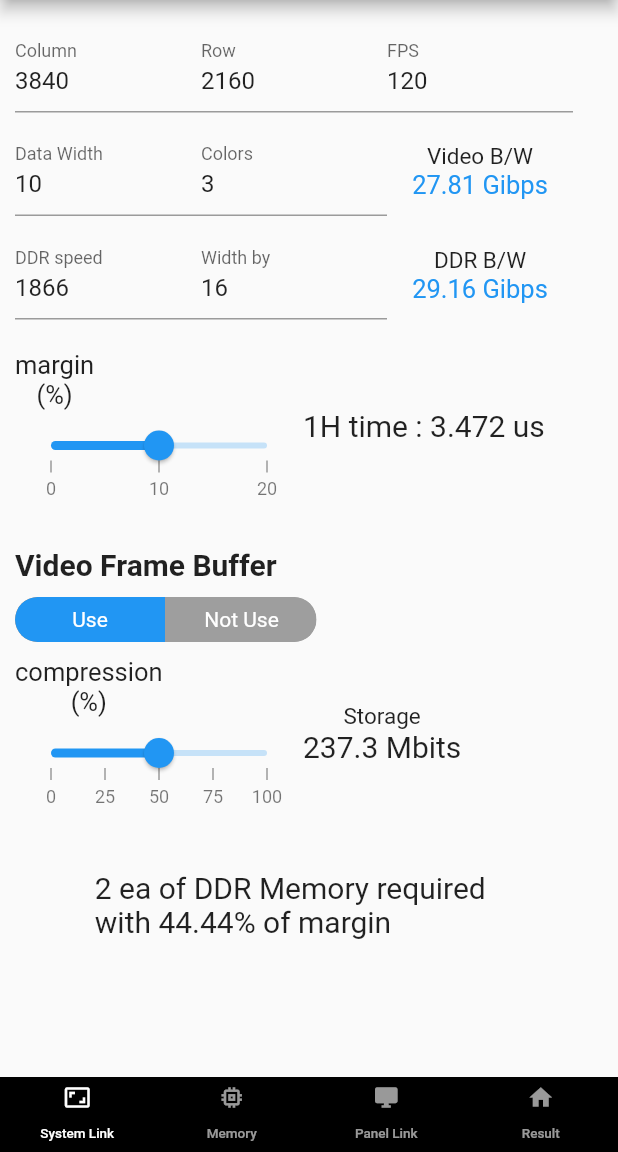
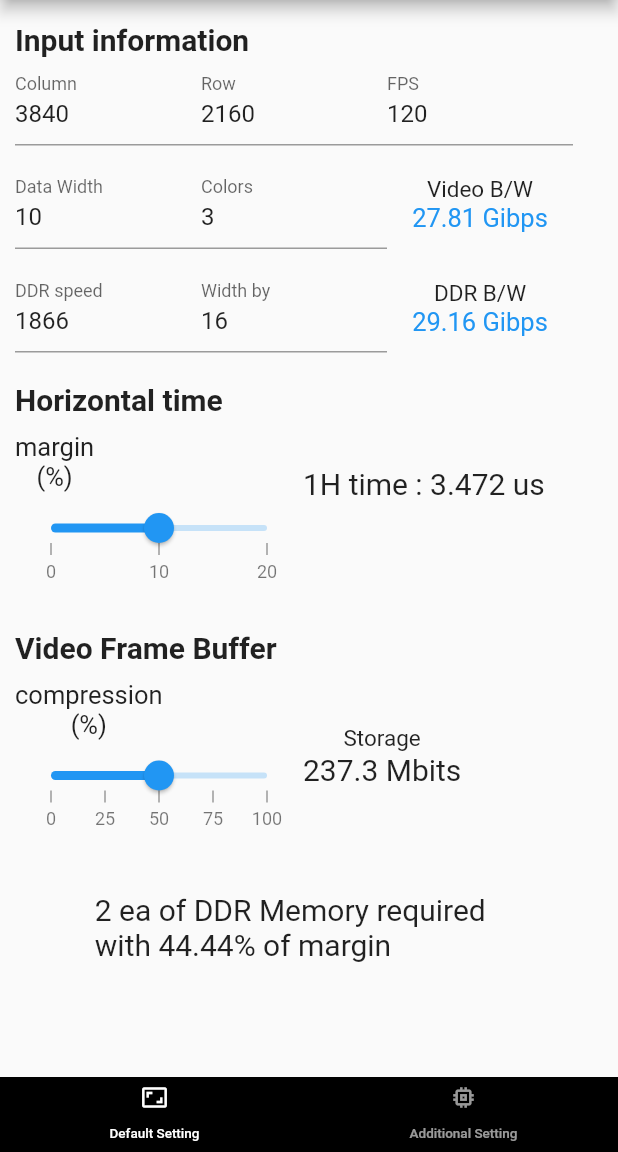
Before and after one commit to hominlim/display_bandwidth_calc, a Flutter app: the screen it shows after launch, on a phone screen of 412 x 824 dp, the part 84-1236 px from its top. Run offline on Flutter 3.47's test engine with Material 2 defaults, Android fonts, the light colour scheme and no system bars; drawn by our look-alikes of syncfusion_flutter_sliders, toggle_switch; missing offline and left inert: dart:ffi.

Commit message:
Dec 17, 2022

```diff
--- a/lib/main.dart
+++ b/lib/main.dart
@@ -36,15 +36,13 @@ class _MyAppState extends State<MyApp> {
             primarySwatch: Colors.blue,
           ),
           home: DefaultTabController(
-            length: 4,
+            length: 2,
             child: Scaffold(
               body: TabBarView(
                 // physics: NeverScrollableScrollPhysics(),
                 children: [
                   TconInputScreen(),
                   MemoryScreen(),
-                  Container(),
-                  Container(),
                 ],
               ),
               bottomNavigationBar: Bottom(),
--- a/lib/screens/tcon_input_screen.dart
+++ b/lib/screens/tcon_input_screen.dart
@@ -80,7 +80,17 @@ class _TconInputScreenState extends State<TconInputScreen>
         child: Column(
           children: [
             const SizedBox(
-              height: 16.0,
+              height: 15.0,
+            ),
+            Row(
+              crossAxisAlignment: CrossAxisAlignment.start,
+              children: [
+                Text('Input information',
+                    style: const TextStyle(
+                      fontSize: 20,
+                      fontWeight: FontWeight.bold,
+                    )),
+              ],
             ),
             Row(
               children: [
@@ -89,6 +99,8 @@ class _TconInputScreenState extends State<TconInputScreen>
                   decoration: const InputDecoration(labelText: "Column"),
                   controller: columnController,
                   onChanged: (value) {
+                    if (value == '') {
+                    } else
                       refreshUI();
                   },
                 )),
@@ -97,6 +109,8 @@ class _TconInputScreenState extends State<TconInputScreen>
                   decoration: const InputDecoration(labelText: "Row"),
                   controller: rowController,
                   onChanged: (value) {
+                    if (value == '') {
+                    } else
                       refreshUI();
                   },
                 )),
@@ -105,6 +119,8 @@ class _TconInputScreenState extends State<TconInputScreen>
                   decoration: const InputDecoration(labelText: "FPS"),
                   controller: fpsController,
                   onChanged: (value) {
+                    if (value == '') {
+                    } else
                       refreshUI();
                   },
                 )),
@@ -120,6 +136,8 @@ class _TconInputScreenState extends State<TconInputScreen>
                   decoration: const InputDecoration(labelText: "Data Width"),
                   controller: dataWidthController,
                   onChanged: (value) {
+                    if (value == '') {
+                    } else
                       refreshUI();
                   },
                 )),
@@ -128,7 +146,10 @@ class _TconInputScreenState extends State<TconInputScreen>
                   decoration: const InputDecoration(labelText: "Colors"),
                   controller: colorController,
                   onChanged: (value) {
+                    if (value == '') {
+                    } else {
                       refreshUI();
+                    }
                   },
                 )),
                 Expanded(
@@ -159,7 +180,10 @@ class _TconInputScreenState extends State<TconInputScreen>
                   decoration: const InputDecoration(labelText: "DDR speed"),
                   controller: ddrSpeedController,
                   onChanged: (value) {
+                    if (value == '') {
+                    } else {
                       refreshUI();
+                    }
                   },
                 )),
                 Expanded(
@@ -167,7 +191,10 @@ class _TconInputScreenState extends State<TconInputScreen>
                   decoration: const InputDecoration(labelText: "Width by"),
                   controller: ddrWidthController,
                   onChanged: (value) {
+                    if (value == '') {
+                    } else {
                       refreshUI();
+                    }
                   },
                 )),
                 Expanded(
@@ -195,6 +222,14 @@ class _TconInputScreenState extends State<TconInputScreen>
                 Column(
                   crossAxisAlignment: CrossAxisAlignment.start,
                   children: [
+                    Text('Horizontal time',
+                        style: const TextStyle(
+                          fontSize: 20,
+                          fontWeight: FontWeight.bold,
+                        )),
+                    SizedBox(
+                      height: 10,
+                    ),
                     Text('margin\n(%)',
                         textAlign: TextAlign.center,
                         style: const TextStyle(
@@ -239,32 +274,32 @@ class _TconInputScreenState extends State<TconInputScreen>
                     )),
               ],
             ),
-            const SizedBox(
-              height: 10.0,
-            ),
-            Row(
-              crossAxisAlignment: CrossAxisAlignment.start,
-              children: [
-                ToggleSwitch(
-                  minWidth: 100.0,
-                  minHeight: 30,
-                  initialLabelIndex: 0,
-                  cornerRadius: 15.0,
-                  activeFgColor: Colors.white,
-                  inactiveBgColor: Colors.grey,
-                  inactiveFgColor: Colors.white,
-                  totalSwitches: 2,
-                  labels: ['Use', 'Not Use'],
-                  activeBgColors: [
-                    [Colors.blue],
-                    [Colors.blue],
-                  ],
-                  onToggle: (index) {
-                    print('switched to: $index');
-                  },
-                ),
-              ],
-            ),
+            // const SizedBox(
+            //   height: 10.0,
+            // ),
+            // Row(
+            //   crossAxisAlignment: CrossAxisAlignment.start,
+            //   children: [
+            //     ToggleSwitch(
+            //       minWidth: 100.0,
+            //       minHeight: 30,
+            //       initialLabelIndex: 0,
+            //       cornerRadius: 15.0,
+            //       activeFgColor: Colors.white,
+            //       inactiveBgColor: Colors.grey,
+            //       inactiveFgColor: Colors.white,
+            //       totalSwitches: 2,
+            //       labels: ['Use', 'Not Use'],
+            //       activeBgColors: [
+            //         [Colors.blue],
+            //         [Colors.blue],
+            //       ],
+            //       onToggle: (index) {
+            //         print('switched to: $index');
+            //       },
+            //     ),
+            //   ],
+            // ),
             SizedBox(
               height: 10,
             ),
--- a/lib/widget/bottom_bar.dart
+++ b/lib/widget/bottom_bar.dart
@@ -20,7 +20,7 @@ class Bottom extends StatelessWidget {
                 size: 18,
               ),
               child: Text(
-                'System Link',
+                'Default Setting',
                 style: TextStyle(fontSize: 9),
               ),
             ),
@@ -30,27 +30,7 @@ class Bottom extends StatelessWidget {
                 size: 18,
               ),
               child: Text(
-                'Memory',
-                style: TextStyle(fontSize: 9),
-              ),
-            ),
-            Tab(
-              icon: Icon(
-                Icons.desktop_windows,
-                size: 18,
-              ),
-              child: Text(
-                'Panel Link',
-                style: TextStyle(fontSize: 9),
-              ),
-            ),
-            Tab(
-              icon: Icon(
-                Icons.home,
-                size: 18,
-              ),
-              child: Text(
-                'Result',
+                'Additional Setting',
                 style: TextStyle(fontSize: 9),
               ),
             ),
```
Also changed, not shown: lib/screens/memory_screen.dart (+23 -3 lines), 10 other files. Lines whose indentation alone changed are shown as unchanged.
